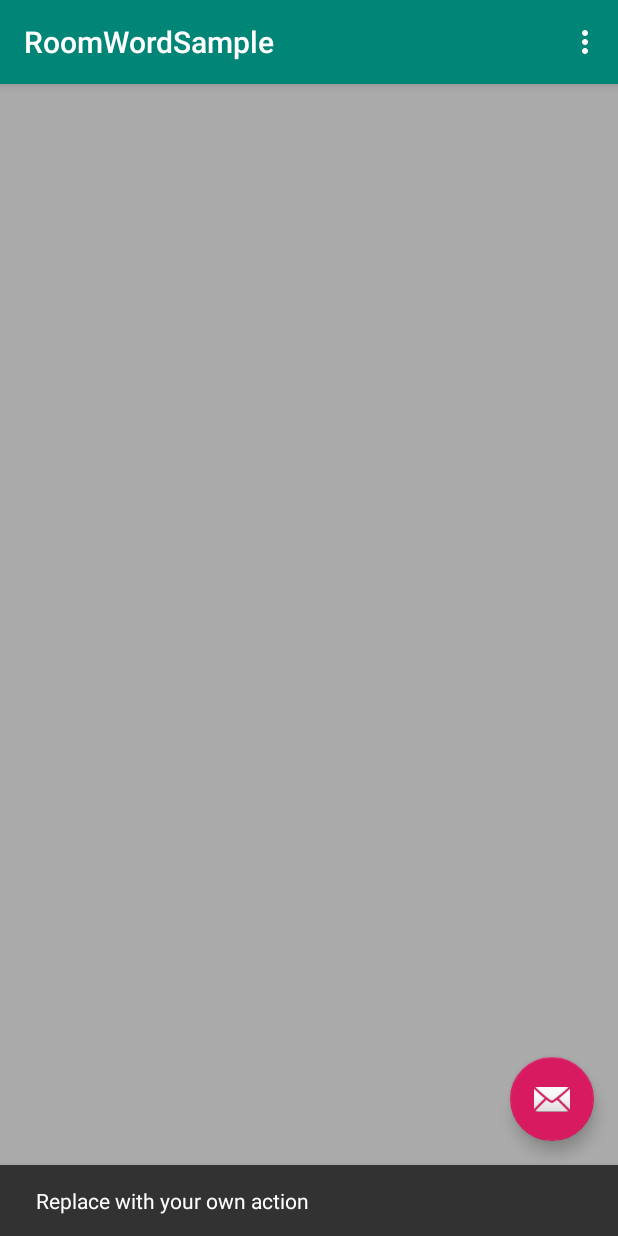
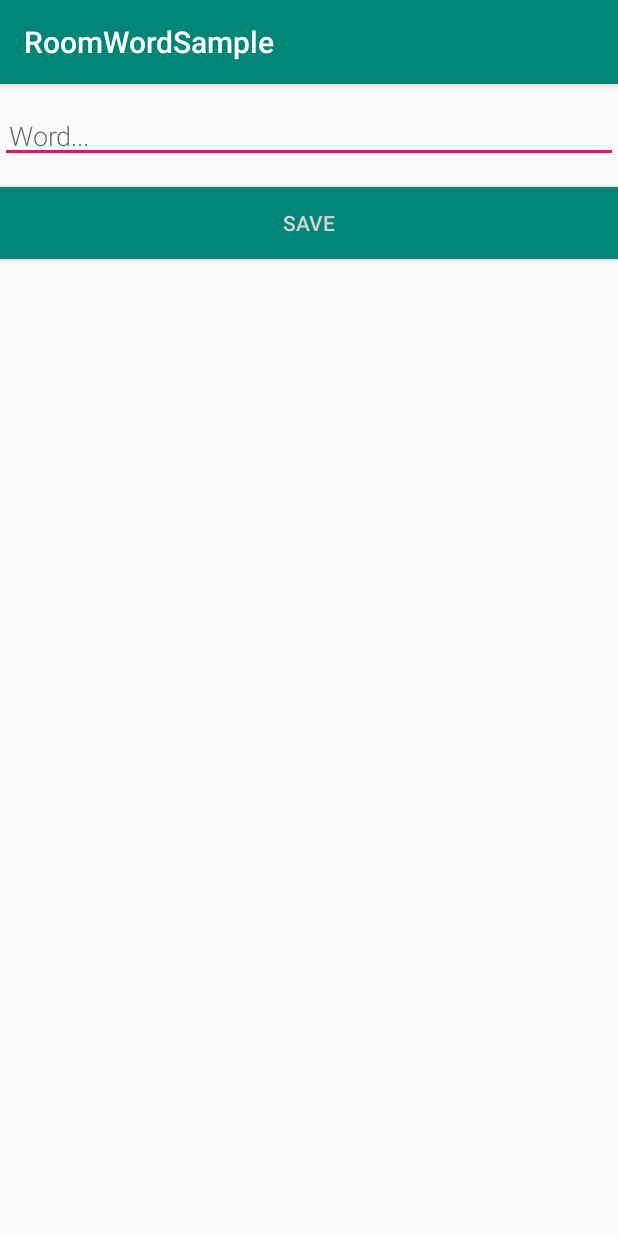
Before and after one commit to alexbobrov1012/RoomWordSample, an Android app: the screen it shows after launch (MainActivity before the commit, NewWordActivity after it), after a tap on an icon or button, on a phone screen of 412 x 824 dp. Run offline under Robolectric (Android 15) with nearby library versions, the phone set to English and light mode, and no system bars; our stand-ins replace Room's generated code; libraries missing offline, so code that uses them is left out: android.arch.persistence.

Commit message:
NewWordActivity and WordListAdapter added, guide finished.

```diff
--- a/app/src/main/AndroidManifest.xml
+++ b/app/src/main/AndroidManifest.xml
@@ -9,6 +9,7 @@
         android:roundIcon="@mipmap/ic_launcher_round"
         android:supportsRtl="true"
         android:theme="@style/AppTheme">
+        <activity android:name=".NewWordActivity"></activity>
         <activity
             android:name=".MainActivity"
             android:label="@string/app_name"
--- a/app/src/main/java/com/example/roomwordsample/MainActivity.java
+++ b/app/src/main/java/com/example/roomwordsample/MainActivity.java
@@ -1,15 +1,26 @@
 package com.example.roomwordsample;
 
+import android.arch.lifecycle.Observer;
+import android.arch.lifecycle.ViewModelProviders;
+import android.content.Intent;
 import android.os.Bundle;
+import android.support.annotation.Nullable;
 import android.support.design.widget.FloatingActionButton;
 import android.support.design.widget.Snackbar;
 import android.support.v7.app.AppCompatActivity;
+import android.support.v7.widget.LinearLayoutManager;
+import android.support.v7.widget.RecyclerView;
 import android.support.v7.widget.Toolbar;
 import android.view.View;
 import android.view.Menu;
 import android.view.MenuItem;
+import android.widget.Toast;
+
+import java.util.List;
 
 public class MainActivity extends AppCompatActivity {
+    private WordViewModel mWordViewModel;
+    public static final int NEW_WORD_ACTIVITY_REQUEST_CODE = 1;
 
     @Override
     protected void onCreate(Bundle savedInstanceState) {
@@ -22,12 +33,36 @@ public class MainActivity extends AppCompatActivity {
         fab.setOnClickListener(new View.OnClickListener() {
             @Override
             public void onClick(View view) {
-                Snackbar.make(view, "Replace with your own action", Snackbar.LENGTH_LONG)
-                        .setAction("Action", null).show();
+                Intent intent = new Intent(MainActivity.this, NewWordActivity.class);
+                startActivityForResult(intent, NEW_WORD_ACTIVITY_REQUEST_CODE);
+            }
+        });
+        RecyclerView recyclerView = findViewById(R.id.recyclerview);
+        final WordListAdapter adapter = new WordListAdapter(this);
+        recyclerView.setAdapter(adapter);
+        recyclerView.setLayoutManager(new LinearLayoutManager(this));
+        mWordViewModel = ViewModelProviders.of(this).get(WordViewModel.class);
+        mWordViewModel.getAllWords().observe(this, new Observer<List<Word>>() {
+            @Override
+            public void onChanged(@Nullable final List<Word> words) {
+                // Update the cached copy of the words in the adapter.
+                adapter.setWords(words);
             }
         });
     }
+    public void onActivityResult(int requestCode, int resultCode, Intent data) {
+        super.onActivityResult(requestCode, resultCode, data);
 
+        if (requestCode == NEW_WORD_ACTIVITY_REQUEST_CODE && resultCode == RESULT_OK) {
+            Word word = new Word(data.getStringExtra(NewWordActivity.EXTRA_REPLY));
+            mWordViewModel.insert(word);
+        } else {
+            Toast.makeText(
+                    getApplicationContext(),
+                    R.string.empty_not_saved,
+                    Toast.LENGTH_LONG).show();
+        }
+    }
     @Override
     public boolean onCreateOptionsMenu(Menu menu) {
         // Inflate the menu; this adds items to the action bar if it is present.
--- /dev/null
+++ b/app/src/main/java/com/example/roomwordsample/NewWordActivity.java
@@ -0,0 +1,38 @@
+package com.example.roomwordsample;
+
+import android.content.Intent;
+import android.support.v7.app.AppCompatActivity;
+import android.os.Bundle;
+import android.text.TextUtils;
+import android.view.View;
+import android.widget.Button;
+import android.widget.EditText;
+
+public class NewWordActivity extends AppCompatActivity {
+
+    public static final String EXTRA_REPLY = "com.example.android.wordlistsql.REPLY";
+
+    private EditText mEditWordView;
+
+    @Override
+    public void onCreate(Bundle savedInstanceState) {
+        super.onCreate(savedInstanceState);
+        setContentView(R.layout.activity_new_word);
+        mEditWordView = findViewById(R.id.edit_word);
+
+        final Button button = findViewById(R.id.button_save);
+        button.setOnClickListener(new View.OnClickListener() {
+            public void onClick(View view) {
+                Intent replyIntent = new Intent();
+                if (TextUtils.isEmpty(mEditWordView.getText())) {
+                    setResult(RESULT_CANCELED, replyIntent);
+                } else {
+                    String word = mEditWordView.getText().toString();
+                    replyIntent.putExtra(EXTRA_REPLY, word);
+                    setResult(RESULT_OK, replyIntent);
+                }
+                finish();
+            }
+        });
+    }
+}
--- a/app/src/main/java/com/example/roomwordsample/Word.java
+++ b/app/src/main/java/com/example/roomwordsample/Word.java
@@ -7,7 +7,6 @@ import android.support.annotation.NonNull;
 
 @Entity (tableName = "word_table")
 public class Word {
-
     @PrimaryKey (autoGenerate = true)
     @NonNull
     private int id;
@@ -21,4 +20,7 @@ public class Word {
     public int getId() {
         return id;
     }
+    public void setId(int id) {
+        this.id = id;
+    }
 }
--- a/app/src/main/java/com/example/roomwordsample/WordDao.java
+++ b/app/src/main/java/com/example/roomwordsample/WordDao.java
@@ -1,12 +1,13 @@
 package com.example.roomwordsample;
 
 import android.arch.lifecycle.LiveData;
+import android.arch.persistence.room.Dao;
 import android.arch.persistence.room.Insert;
 import android.arch.persistence.room.OnConflictStrategy;
 import android.arch.persistence.room.Query;
 import android.arch.persistence.room.Update;
 import java.util.List;
-
+@Dao
 public interface WordDao {
     @Insert (onConflict = OnConflictStrategy.REPLACE)
     void insertWord (Word word);
--- /dev/null
+++ b/app/src/main/java/com/example/roomwordsample/WordListAdapter.java
@@ -0,0 +1,67 @@
+package com.example.roomwordsample;
+
+import android.content.Context;
+import android.support.v7.widget.RecyclerView;
+import android.util.Log;
+import android.view.LayoutInflater;
+import android.view.View;
+import android.view.ViewGroup;
+import android.widget.TextView;
+
+import java.util.List;
+
+public class WordListAdapter extends RecyclerView.Adapter<WordListAdapter.WordViewHolder> {
+
+    private static final String TAG_adapter = "TAG_adapter";
+
+    class WordViewHolder extends RecyclerView.ViewHolder {
+        private final TextView wordItemView;
+
+        private WordViewHolder(View itemView) {
+            super(itemView);
+            wordItemView = itemView.findViewById(R.id.textView);
+        }
+    }
+
+    private final LayoutInflater mInflater;
+    private List<Word> mWords; // Cached copy of words
+
+    WordListAdapter(Context context) {
+        mInflater = LayoutInflater.from(context);
+    }
+
+    @Override
+    public WordViewHolder onCreateViewHolder(ViewGroup parent, int viewType) {
+        Log.d(TAG_adapter, "onCreateViewHolder");
+        View itemView = mInflater.inflate(R.layout.recyclerview_item, parent, false);
+        return new WordViewHolder(itemView);
+    }
+
+    @Override
+    public void onBindViewHolder(WordViewHolder holder, int position) {
+        Log.d(TAG_adapter, "onBindViewHolder");
+        if (mWords != null) {
+            Word current = mWords.get(position);
+            holder.wordItemView.setText(current.getWord());
+        } else {
+            // Covers the case of data not being ready yet.
+            holder.wordItemView.setText("No Word");
+        }
+    }
+
+    void setWords(List<Word> words){
+        Log.d(TAG_adapter, "setWords");
+        mWords = words;
+        notifyDataSetChanged();
+    }
+
+    // getItemCount() is called many times, and when it is first called,
+    // mWords has not been updated (means initially, it's null, and we can't return null).
+    @Override
+    public int getItemCount() {
+        Log.d(TAG_adapter, "getItemCount");
+        if (mWords != null)
+            return mWords.size();
+        else return 0;
+    }
+}
--- a/app/src/main/java/com/example/roomwordsample/WordRoomDatabase.java
+++ b/app/src/main/java/com/example/roomwordsample/WordRoomDatabase.java
@@ -1,9 +1,12 @@
 package com.example.roomwordsample;
 
+import android.arch.persistence.db.SupportSQLiteDatabase;
 import android.arch.persistence.room.Database;
 import android.arch.persistence.room.Room;
 import android.arch.persistence.room.RoomDatabase;
 import android.content.Context;
+import android.os.AsyncTask;
+import android.support.annotation.NonNull;
 
 @Database(entities = {Word.class}, version = 1)
 public abstract class WordRoomDatabase extends RoomDatabase {
@@ -17,9 +20,40 @@ public abstract class WordRoomDatabase extends RoomDatabase {
                if (ourInstance == null)
                    ourInstance = Room.databaseBuilder(context.getApplicationContext(),
                        WordRoomDatabase.class, "word_database")
-                       .build();
+                           .addCallback(sRoomDatabaseCallback)
+                                .build();
            }
         }
         return ourInstance;
     }
+
+    private static RoomDatabase.Callback sRoomDatabaseCallback =
+            new RoomDatabase.Callback(){
+
+                @Override
+                public void onOpen (@NonNull SupportSQLiteDatabase db){
+                    super.onOpen(db);
+                    new PopulateDbAsync(ourInstance).execute();
+                }
+            };
+
+    private static class PopulateDbAsync extends AsyncTask<Void, Void, Void> {
+        private final WordDao mDao;
+        PopulateDbAsync(WordRoomDatabase db) {
+            mDao = db.wordDao();
+        }
+        @Override
+        protected Void doInBackground(final Void... params) {
+            mDao.deleteAll();
+            Word word = new Word("Hello");
+            mDao.insertWord(word);
+            word = new Word("World");
+            mDao.insertWord(word);
+            word = new Word("Here's");
+            mDao.insertWord(word);
+            word = new Word("Me");
+            mDao.insertWord(word);
+            return null;
+        }
+    }
 }
--- /dev/null
+++ b/app/src/main/res/layout/activity_new_word.xml
@@ -0,0 +1,27 @@
+<?xml version="1.0" encoding="utf-8"?>
+
+<LinearLayout xmlns:android="http://schemas.android.com/apk/res/android"
+    android:orientation="vertical" android:layout_width="match_parent"
+    android:layout_height="match_parent">
+
+    <EditText
+        android:id="@+id/edit_word"
+        android:layout_width="match_parent"
+        android:layout_height="wrap_content"
+        android:fontFamily="sans-serif-light"
+        android:hint="@string/hint_word"
+        android:inputType="textAutoComplete"
+        android:padding="@dimen/small_padding"
+        android:layout_marginBottom="@dimen/big_padding"
+        android:layout_marginTop="@dimen/big_padding"
+        android:textSize="18sp" />
+
+    <Button
+        android:id="@+id/button_save"
+        android:layout_width="match_parent"
+        android:layout_height="wrap_content"
+        android:background="@color/colorPrimary"
+        android:text="@string/button_save"
+        android:textColor="@color/buttonLabel" />
+
+</LinearLayout>
--- a/app/src/main/res/values/colors.xml
+++ b/app/src/main/res/values/colors.xml
@@ -3,4 +3,5 @@
     <color name="colorPrimary">#008577</color>
     <color name="colorPrimaryDark">#00574B</color>
     <color name="colorAccent">#D81B60</color>
+    <color name="buttonLabel">#d3d3d3</color>
 </resources>
--- a/app/src/main/res/values/dimens.xml
+++ b/app/src/main/res/values/dimens.xml
@@ -1,3 +1,5 @@
 <resources>
     <dimen name="fab_margin">16dp</dimen>
+    <dimen name="small_padding">6dp</dimen>
+    <dimen name="big_padding">16dp</dimen>
 </resources>
--- a/app/src/main/res/values/strings.xml
+++ b/app/src/main/res/values/strings.xml
@@ -1,4 +1,7 @@
 <resources>
     <string name="app_name">RoomWordSample</string>
     <string name="action_settings">Settings</string>
+    <string name="hint_word">Word...</string>
+    <string name="button_save">Save</string>
+    <string name="empty_not_saved">Word not saved because it is empty.</string>
 </resources>
```
Also changed, not shown: app/src/main/java/com/example/roomwordsample/WordViewModel.java (+6 -2 lines).
